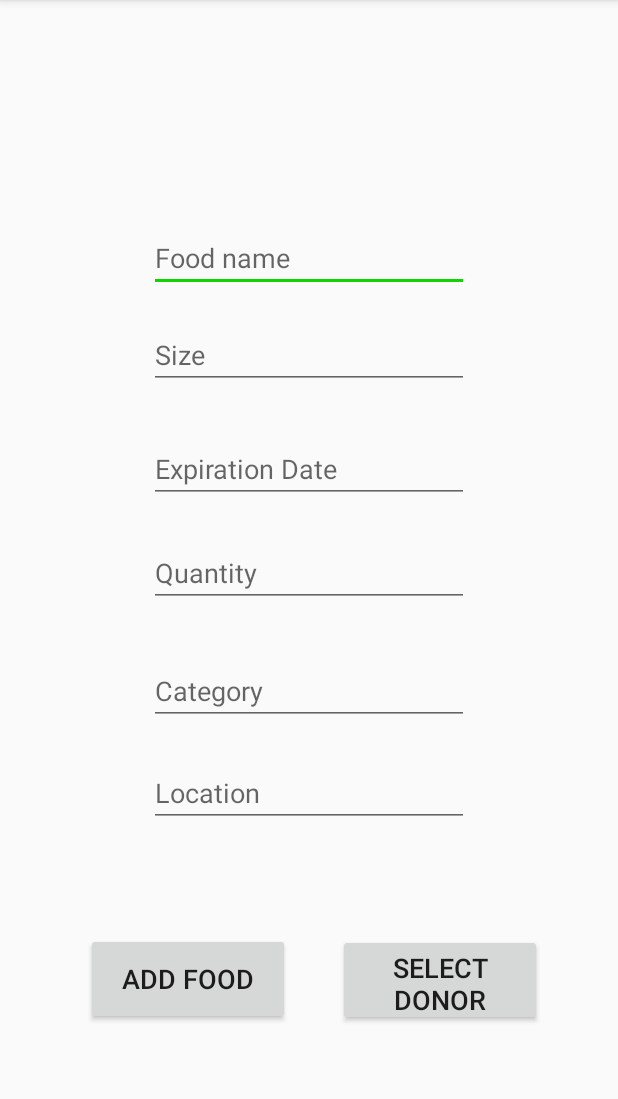
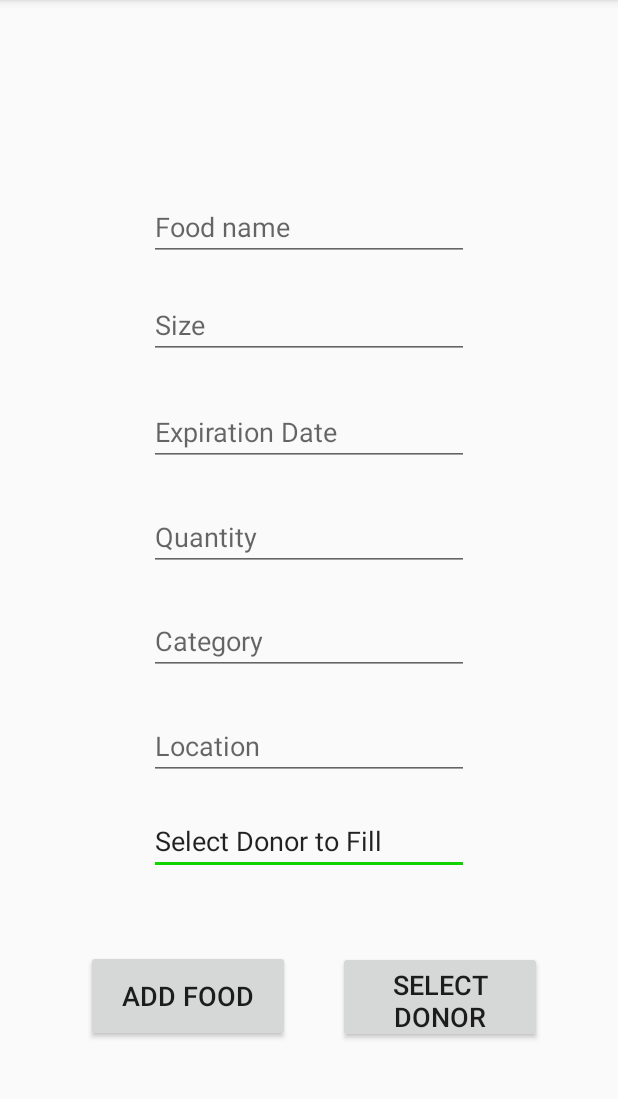
Before and after one commit to covesoyars/Canned, an Android app: the addFood screen opened directly, with no data from a screen before it, on a phone screen of 412 x 824 dp, the part 84-1183 px from its top. Run offline under Robolectric (Android 15) with nearby library versions, the light colour scheme and no system bars; our stand-ins replace Firebase (no records; nobody signed in at launch, a user with empty details on screens opened directly).

Commit message:
Partial completion of pick buttons

```diff
--- a/StarterProj/app/src/main/java/edu/vcu/cmsc355/starter/DonorList.java
+++ b/StarterProj/app/src/main/java/edu/vcu/cmsc355/starter/DonorList.java
@@ -167,7 +167,8 @@ public class DonorList extends AppCompatActivity {
             // Set click listener for button
             btn.setOnClickListener(new View.OnClickListener() {
                 public void onClick(View v) {
-                  //STALLING FO RHOW WERE ACTUALLY GONNA DO THIS
+                  //STALLING FOR HOW WERE ACTUALLY GONNA DO THIS
+
                 }
             });
 
--- a/StarterProj/app/src/main/res/layout/activity_add_food.xml
+++ b/StarterProj/app/src/main/res/layout/activity_add_food.xml
@@ -5,6 +5,26 @@
     android:layout_width="match_parent"
     android:layout_height="match_parent"
     tools:context=".addFood">
+
+    <EditText
+        android:id="@+id/editText27"
+        android:layout_width="wrap_content"
+        android:layout_height="wrap_content"
+        android:layout_marginStart="8dp"
+        android:layout_marginLeft="8dp"
+        android:layout_marginTop="8dp"
+        android:layout_marginEnd="8dp"
+        android:layout_marginRight="8dp"
+        android:layout_marginBottom="8dp"
+        android:ems="10"
+        android:hint="Location"
+        android:inputType="textPersonName"
+        android:text="Select Donor to Fill"
+        app:layout_constraintBottom_toBottomOf="parent"
+        app:layout_constraintEnd_toEndOf="parent"
+        app:layout_constraintStart_toStartOf="parent"
+        app:layout_constraintTop_toBottomOf="@+id/editText26"
+        app:layout_constraintVertical_bias="0.054" />
 
     <EditText
         android:id="@+id/editText3"
@@ -23,7 +43,7 @@
         app:layout_constraintEnd_toEndOf="parent"
         app:layout_constraintStart_toStartOf="parent"
         app:layout_constraintTop_toTopOf="parent"
-        app:layout_constraintVertical_bias="0.19999999" />
+        app:layout_constraintVertical_bias="0.171" />
 
     <EditText
         android:id="@+id/editText8"
@@ -41,8 +61,8 @@
         app:layout_constraintBottom_toBottomOf="parent"
         app:layout_constraintEnd_toEndOf="parent"
         app:layout_constraintStart_toStartOf="parent"
-        app:layout_constraintTop_toBottomOf="@+id/editText3"
-        app:layout_constraintVertical_bias="0.459" />
+        app:layout_constraintTop_toBottomOf="@+id/editText24"
+        app:layout_constraintVertical_bias="0.05" />
 
     <EditText
         android:id="@+id/editText26"
@@ -60,8 +80,8 @@
         app:layout_constraintBottom_toBottomOf="parent"
         app:layout_constraintEnd_toEndOf="parent"
         app:layout_constraintStart_toStartOf="parent"
-        app:layout_constraintTop_toBottomOf="@+id/editText3"
-        app:layout_constraintVertical_bias="0.592" />
+        app:layout_constraintTop_toBottomOf="@+id/editText8"
+        app:layout_constraintVertical_bias="0.064" />
 
     <EditText
         android:id="@+id/editText24"
@@ -79,8 +99,8 @@
         app:layout_constraintBottom_toBottomOf="parent"
         app:layout_constraintEnd_toEndOf="parent"
         app:layout_constraintStart_toStartOf="parent"
-        app:layout_constraintTop_toBottomOf="@+id/editText3"
-        app:layout_constraintVertical_bias="0.306" />
+        app:layout_constraintTop_toBottomOf="@+id/editText7"
+        app:layout_constraintVertical_bias="0.042" />
 
     <EditText
         android:id="@+id/editText7"
@@ -98,8 +118,8 @@
         app:layout_constraintBottom_toBottomOf="parent"
         app:layout_constraintEnd_toEndOf="parent"
         app:layout_constraintStart_toStartOf="parent"
-        app:layout_constraintTop_toBottomOf="@+id/editText3"
-        app:layout_constraintVertical_bias="0.171" />
+        app:layout_constraintTop_toBottomOf="@+id/editText6"
+        app:layout_constraintVertical_bias="0.038" />
 
     <EditText
         android:id="@+id/editText6"
@@ -126,7 +146,7 @@
         android:layout_height="61dp"
         android:layout_marginStart="8dp"
         android:layout_marginLeft="8dp"
-        android:layout_marginTop="8dp"
+        android:layout_marginTop="60dp"
         android:layout_marginEnd="8dp"
         android:layout_marginRight="8dp"
         android:layout_marginBottom="8dp"
@@ -147,7 +167,7 @@
         android:layout_height="61dp"
         android:layout_marginStart="8dp"
         android:layout_marginLeft="8dp"
-        android:layout_marginTop="8dp"
+        android:layout_marginTop="60dp"
         android:layout_marginEnd="8dp"
         android:layout_marginRight="8dp"
         android:layout_marginBottom="8dp"
```
